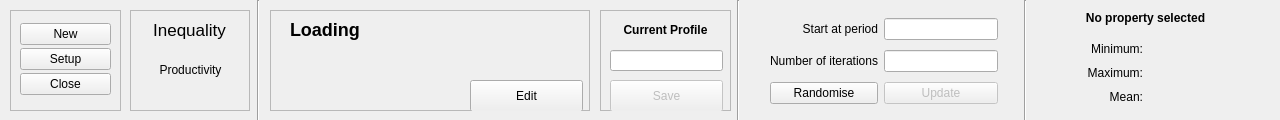
This is controlwidget.ui in Obson/MicroSim-GUI as Qt 5 draws it before an edit. The edited form follows.
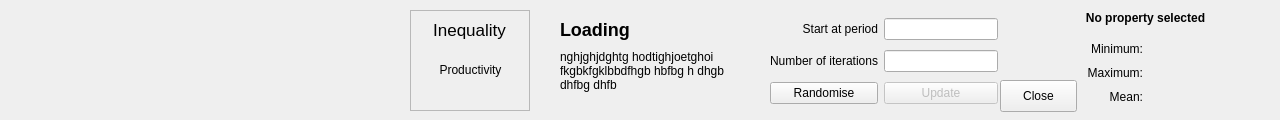
This is the edited form.

Patch:
```diff
--- a/controlwidget.ui
+++ b/controlwidget.ui
@@ -164,72 +164,10 @@
     </item>
    </layout>
   </widget>
-  <widget class="Line" name="line">
-   <property name="geometry">
-    <rect>
-     <x>1017</x>
-     <y>0</y>
-     <width>16</width>
-     <height>121</height>
-    </rect>
-   </property>
-   <property name="orientation">
-    <enum>Qt::Vertical</enum>
-   </property>
-  </widget>
-  <widget class="Line" name="line_2">
-   <property name="geometry">
-    <rect>
-     <x>250</x>
-     <y>0</y>
-     <width>16</width>
-     <height>121</height>
-    </rect>
-   </property>
-   <property name="orientation">
-    <enum>Qt::Vertical</enum>
-   </property>
-  </widget>
-  <widget class="Line" name="line_3">
-   <property name="geometry">
-    <rect>
-     <x>730</x>
-     <y>0</y>
-     <width>16</width>
-     <height>121</height>
-    </rect>
-   </property>
-   <property name="orientation">
-    <enum>Qt::Vertical</enum>
-   </property>
-  </widget>
-  <widget class="QLabel" name="lab_gini">
-   <property name="geometry">
-    <rect>
-     <x>140</x>
-     <y>40</y>
-     <width>101</width>
-     <height>16</height>
-    </rect>
-   </property>
-   <property name="font">
-    <font>
-     <pointsize>19</pointsize>
-     <weight>50</weight>
-     <bold>false</bold>
-    </font>
-   </property>
-   <property name="text">
-    <string/>
-   </property>
-   <property name="alignment">
-    <set>Qt::AlignCenter</set>
-   </property>
-  </widget>
   <widget class="QFrame" name="frame">
    <property name="geometry">
     <rect>
-     <x>130</x>
+     <x>410</x>
      <y>10</y>
      <width>120</width>
      <height>101</height>
@@ -299,187 +237,78 @@
      <set>Qt::AlignCenter</set>
     </property>
    </widget>
-  </widget>
-  <widget class="QFrame" name="frame_2">
-   <property name="geometry">
-    <rect>
-     <x>10</x>
-     <y>10</y>
-     <width>111</width>
-     <height>101</height>
-    </rect>
-   </property>
-   <property name="frameShape">
-    <enum>QFrame::StyledPanel</enum>
-   </property>
-   <property name="frameShadow">
-    <enum>QFrame::Raised</enum>
-   </property>
-   <widget class="QWidget" name="layoutWidget">
+   <widget class="QLabel" name="lab_gini">
     <property name="geometry">
      <rect>
       <x>10</x>
-      <y>10</y>
-      <width>91</width>
-      <height>81</height>
+      <y>30</y>
+      <width>101</width>
+      <height>16</height>
      </rect>
     </property>
-    <layout class="QVBoxLayout" name="verticalLayout">
-     <property name="spacing">
-      <number>0</number>
-     </property>
-     <property name="leftMargin">
-      <number>0</number>
-     </property>
-     <item>
-      <widget class="QPushButton" name="btnNewModel">
-       <property name="text">
-        <string>New</string>
-       </property>
-      </widget>
-     </item>
-     <item>
-      <widget class="QPushButton" name="btn_setup">
-       <property name="text">
-        <string>Setup</string>
-       </property>
-      </widget>
-     </item>
-     <item>
-      <widget class="QPushButton" name="btn_close">
-       <property name="text">
-        <string>Close</string>
-       </property>
-      </widget>
-     </item>
-    </layout>
-    <zorder>btn_close</zorder>
-    <zorder>btn_setup</zorder>
-    <zorder>btnNewModel</zorder>
-   </widget>
-  </widget>
-  <widget class="QFrame" name="frame_3">
-   <property name="geometry">
-    <rect>
-     <x>270</x>
-     <y>10</y>
-     <width>320</width>
-     <height>101</height>
-    </rect>
-   </property>
-   <property name="frameShape">
-    <enum>QFrame::StyledPanel</enum>
-   </property>
-   <property name="frameShadow">
-    <enum>QFrame::Raised</enum>
-   </property>
-   <widget class="QLabel" name="label_status">
-    <property name="geometry">
-     <rect>
-      <x>20</x>
-      <y>0</y>
-      <width>291</width>
-      <height>40</height>
-     </rect>
+    <property name="font">
+     <font>
+      <pointsize>19</pointsize>
+      <weight>50</weight>
+      <bold>false</bold>
+     </font>
     </property>
     <property name="text">
-     <string>&lt;h2&gt;Loading&lt;/h2&gt;</string>
-    </property>
-    <property name="alignment">
-     <set>Qt::AlignLeading|Qt::AlignLeft|Qt::AlignVCenter</set>
-    </property>
-   </widget>
-   <widget class="QLabel" name="label_notes">
-    <property name="geometry">
-     <rect>
-      <x>20</x>
-      <y>40</y>
-      <width>271</width>
-      <height>51</height>
-     </rect>
-    </property>
-    <property name="text">
-     <string notr="true"/>
-    </property>
-    <property name="alignment">
-     <set>Qt::AlignLeading|Qt::AlignLeft|Qt::AlignTop</set>
-    </property>
-    <property name="wordWrap">
-     <bool>true</bool>
-    </property>
-   </widget>
-   <widget class="QPushButton" name="btn_edit_model">
-    <property name="geometry">
-     <rect>
-      <x>200</x>
-      <y>70</y>
-      <width>113</width>
-      <height>32</height>
-     </rect>
-    </property>
-    <property name="text">
-     <string>Edit</string>
-    </property>
-   </widget>
-  </widget>
-  <widget class="QFrame" name="frame_4">
-   <property name="geometry">
-    <rect>
-     <x>600</x>
-     <y>10</y>
-     <width>131</width>
-     <height>101</height>
-    </rect>
-   </property>
-   <property name="frameShape">
-    <enum>QFrame::StyledPanel</enum>
-   </property>
-   <property name="frameShadow">
-    <enum>QFrame::Raised</enum>
-   </property>
-   <widget class="QPushButton" name="btn_profile">
-    <property name="enabled">
-     <bool>false</bool>
-    </property>
-    <property name="geometry">
-     <rect>
-      <x>10</x>
-      <y>70</y>
-      <width>113</width>
-      <height>32</height>
-     </rect>
-    </property>
-    <property name="text">
-     <string>Save</string>
-    </property>
-   </widget>
-   <widget class="QLineEdit" name="lineEdit">
-    <property name="geometry">
-     <rect>
-      <x>10</x>
-      <y>40</y>
-      <width>113</width>
-      <height>21</height>
-     </rect>
-    </property>
-   </widget>
-   <widget class="QLabel" name="label_8">
-    <property name="geometry">
-     <rect>
-      <x>10</x>
-      <y>10</y>
-      <width>111</width>
-      <height>20</height>
-     </rect>
-    </property>
-    <property name="text">
-     <string>&lt;html&gt;&lt;head/&gt;&lt;body&gt;&lt;p&gt;&lt;span style=&quot; font-weight:600;&quot;&gt;Current Profile&lt;/span&gt;&lt;/p&gt;&lt;/body&gt;&lt;/html&gt;</string>
+     <string/>
     </property>
     <property name="alignment">
      <set>Qt::AlignCenter</set>
     </property>
    </widget>
   </widget>
+  <widget class="QPushButton" name="btn_close">
+   <property name="geometry">
+    <rect>
+     <x>1000</x>
+     <y>80</y>
+     <width>77</width>
+     <height>32</height>
+    </rect>
+   </property>
+   <property name="text">
+    <string>Close</string>
+   </property>
+  </widget>
+  <widget class="QLabel" name="label_status">
+   <property name="geometry">
+    <rect>
+     <x>560</x>
+     <y>10</y>
+     <width>151</width>
+     <height>40</height>
+    </rect>
+   </property>
+   <property name="text">
+    <string>&lt;h2&gt;Loading&lt;/h2&gt;</string>
+   </property>
+   <property name="alignment">
+    <set>Qt::AlignLeading|Qt::AlignLeft|Qt::AlignVCenter</set>
+   </property>
+  </widget>
+  <widget class="QLabel" name="label_notes">
+   <property name="geometry">
+    <rect>
+     <x>560</x>
+     <y>50</y>
+     <width>181</width>
+     <height>51</height>
+    </rect>
+   </property>
+   <property name="text">
+    <string notr="true">nghjghjdghtg hodtighjoetghoi fkgbkfgklbbdfhgb hbfbg h dhgb dhfbg dhfb </string>
+   </property>
+   <property name="alignment">
+    <set>Qt::AlignLeading|Qt::AlignLeft|Qt::AlignTop</set>
+   </property>
+   <property name="wordWrap">
+    <bool>true</bool>
+   </property>
+  </widget>
   <zorder>frame</zorder>
   <zorder>frame_2</zorder>
   <zorder>layoutWidget</zorder>
```
Left out of the diff: 13 changed lines with no effect on the pictures.
